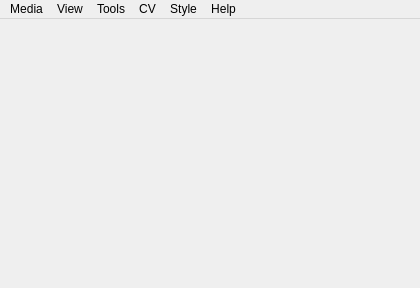
Justin-chong/VideoPlayer, file src/mainwindow.ui: the form before one commit.
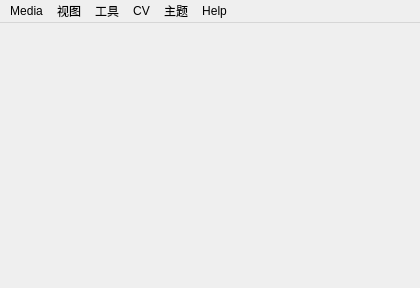
The form after the commit.

What changed in the file:
```diff
--- a/src/mainwindow.ui
+++ b/src/mainwindow.ui
@@ -106,7 +106,7 @@
    </widget>
    <widget class="QMenu" name="menuView">
     <property name="title">
-     <string>View</string>
+     <string>视图</string>
     </property>
     <addaction name="actionHide_Play_Ctronl"/>
     <addaction name="actionFullscreen"/>
@@ -124,7 +124,7 @@
    </widget>
    <widget class="QMenu" name="menuStyle">
     <property name="title">
-     <string>Style</string>
+     <string>主题</string>
     </property>
    </widget>
    <widget class="QMenu" name="menuCV">
@@ -156,7 +156,7 @@
    </widget>
    <widget class="QMenu" name="menuTools">
     <property name="title">
-     <string>Tools</string>
+     <string>工具</string>
     </property>
     <widget class="QMenu" name="menuAudio_visualize">
      <property name="title">
```
Left out of the diff: 88 changed lines with no effect on the pictures.
